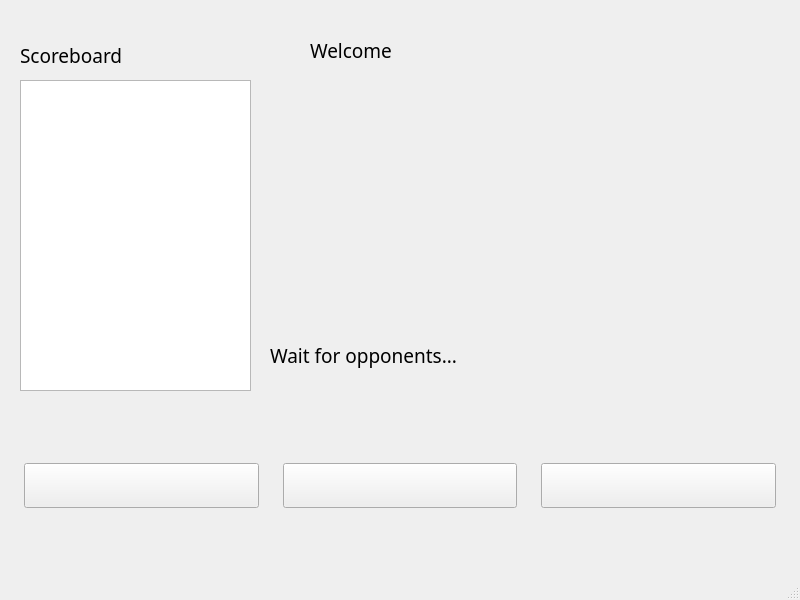
Qt form GUI.ui (shayanth/Rock_Paper_Scissor-Socket) before a commit.
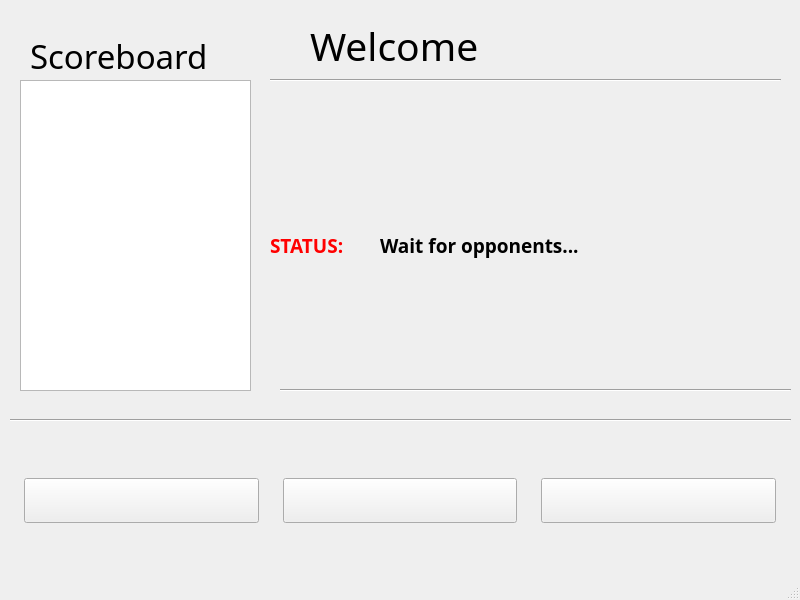
The same form after that commit. Icons and pictures are not drawn.

```diff
--- a/GUI.ui
+++ b/GUI.ui
@@ -45,9 +45,9 @@
     <property name="geometry">
      <rect>
       <x>0</x>
-      <y>420</y>
+      <y>450</y>
       <width>801</width>
-      <height>131</height>
+      <height>101</height>
      </rect>
     </property>
     <layout class="QHBoxLayout" name="horizontalLayout">
@@ -168,9 +168,9 @@
     <property name="geometry">
      <rect>
       <x>310</x>
-      <y>10</y>
+      <y>20</y>
       <width>361</width>
-      <height>81</height>
+      <height>51</height>
      </rect>
     </property>
     <property name="maximumSize">
@@ -181,8 +181,8 @@
     </property>
     <property name="font">
      <font>
-      <family>Montserrat</family>
-      <pointsize>14</pointsize>
+      <family>Impact</family>
+      <pointsize>29</pointsize>
      </font>
     </property>
     <property name="styleSheet">
@@ -198,7 +198,7 @@
    <widget class="QLabel" name="Score">
     <property name="geometry">
      <rect>
-      <x>20</x>
+      <x>30</x>
       <y>30</y>
       <width>211</width>
       <height>51</height>
@@ -212,8 +212,8 @@
     </property>
     <property name="font">
      <font>
-      <family>Montserrat</family>
-      <pointsize>14</pointsize>
+      <family>Impact</family>
+      <pointsize>25</pointsize>
      </font>
     </property>
     <property name="text">
@@ -226,10 +226,10 @@
    <widget class="QLabel" name="GameChoice">
     <property name="geometry">
      <rect>
-      <x>270</x>
-      <y>330</y>
-      <width>501</width>
-      <height>51</height>
+      <x>380</x>
+      <y>180</y>
+      <width>391</width>
+      <height>131</height>
      </rect>
     </property>
     <property name="maximumSize">
@@ -242,6 +242,8 @@
      <font>
       <family>Montserrat</family>
       <pointsize>14</pointsize>
+      <weight>75</weight>
+      <bold>true</bold>
      </font>
     </property>
     <property name="text">
@@ -259,6 +261,87 @@
       <width>231</width>
       <height>311</height>
      </rect>
+    </property>
+    <property name="font">
+     <font>
+      <family>Impact</family>
+      <pointsize>15</pointsize>
+     </font>
+    </property>
+    <property name="styleSheet">
+     <string notr="true">box-shadow:10px 10px 10px black;</string>
+    </property>
+   </widget>
+   <widget class="QLabel" name="GameChoice_2">
+    <property name="geometry">
+     <rect>
+      <x>270</x>
+      <y>220</y>
+      <width>101</width>
+      <height>51</height>
+     </rect>
+    </property>
+    <property name="maximumSize">
+     <size>
+      <width>16777215</width>
+      <height>16777215</height>
+     </size>
+    </property>
+    <property name="font">
+     <font>
+      <family>Montserrat</family>
+      <pointsize>14</pointsize>
+      <weight>75</weight>
+      <bold>true</bold>
+     </font>
+    </property>
+    <property name="styleSheet">
+     <string notr="true">color:red;</string>
+    </property>
+    <property name="text">
+     <string>STATUS:</string>
+    </property>
+    <property name="alignment">
+     <set>Qt::AlignLeading|Qt::AlignLeft|Qt::AlignVCenter</set>
+    </property>
+   </widget>
+   <widget class="Line" name="line_2">
+    <property name="geometry">
+     <rect>
+      <x>280</x>
+      <y>380</y>
+      <width>511</width>
+      <height>20</height>
+     </rect>
+    </property>
+    <property name="orientation">
+     <enum>Qt::Horizontal</enum>
+    </property>
+   </widget>
+   <widget class="Line" name="line_3">
+    <property name="geometry">
+     <rect>
+      <x>10</x>
+      <y>410</y>
+      <width>781</width>
+      <height>20</height>
+     </rect>
+    </property>
+    <property name="orientation">
+     <enum>Qt::Horizontal</enum>
+    </property>
+   </widget>
+   <widget class="Line" name="line_4">
+    <property name="geometry">
+     <rect>
+      <x>270</x>
+      <y>70</y>
+      <width>511</width>
+      <height>20</height>
+     </rect>
+    </property>
+    <property name="orientation">
+     <enum>Qt::Horizontal</enum>
     </property>
    </widget>
   </widget>
```
